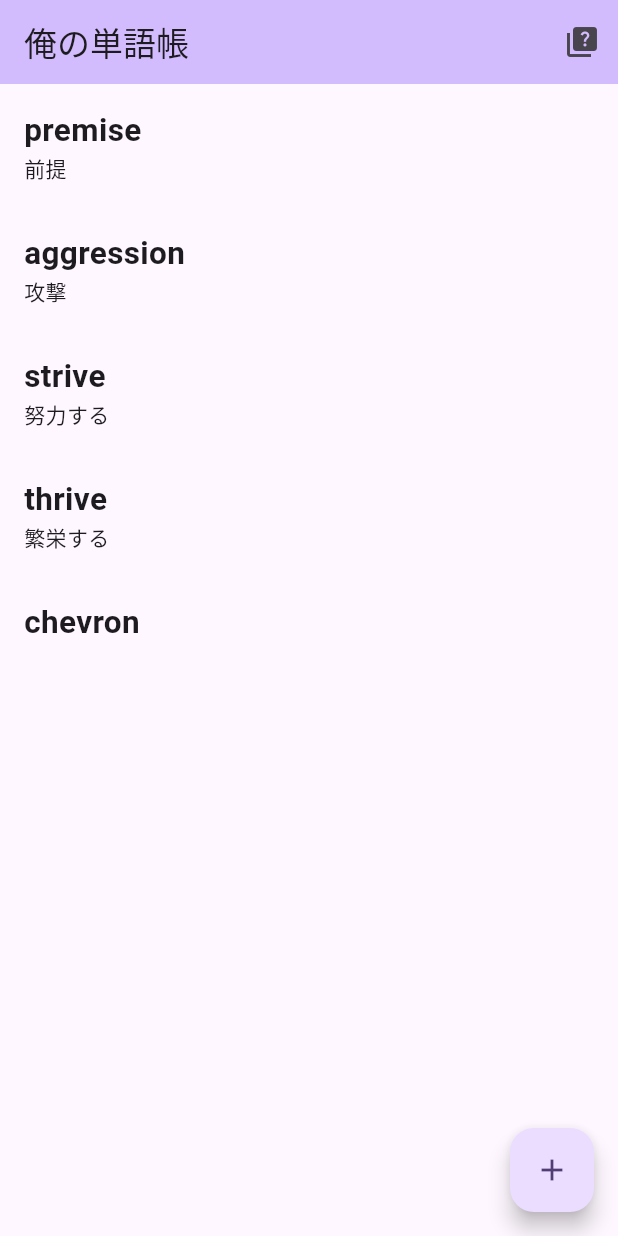
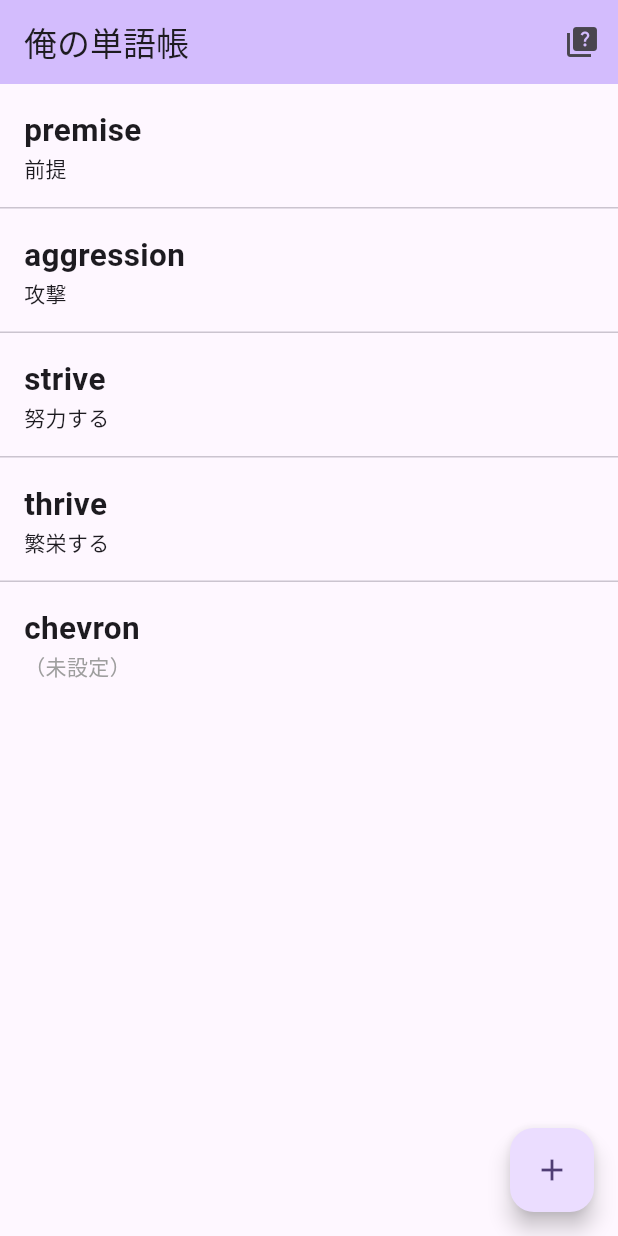
Before and after one commit to ushisantoasobu/FlutterPractice2023, a Flutter app: the screen it shows after launch, on a phone screen of 412 x 824 dp. Run offline on Flutter 3.47's test engine with Material 3 defaults, Android fonts, the phone set to English and light mode, and no system bars; generated files the repository leaves out were written again.

Commit message:
リストにdividerを設定

```diff
--- a/en_words_on_web/lib/page/word_list_page.dart
+++ b/en_words_on_web/lib/page/word_list_page.dart
@@ -46,7 +46,7 @@ class _WordListPageState extends State<WordListPage> {
               icon: const Icon(Icons.quiz))
         ],
       ),
-      body: ListView.builder(
+      body: ListView.separated(
         itemCount: _words.length,
         itemBuilder: (BuildContext context, int index) {
           return WordItemView(
@@ -61,6 +61,9 @@ class _WordListPageState extends State<WordListPage> {
               });
             },
           );
+        },
+        separatorBuilder: (BuildContext context, int index) {
+          return const Divider(height: 1);
         },
       ),
       floatingActionButton: FloatingActionButton(
@@ -103,7 +106,13 @@ class WordItemView extends StatelessWidget {
                   style: const TextStyle(
                       fontSize: 21, fontWeight: FontWeight.bold),
                 ),
-                Text(word.description ?? '')
+                if (word.description != null)
+                  Text(word.description ?? '（未設定）')
+                else
+                  const Text(
+                    '（未設定）',
+                    style: TextStyle(color: Colors.grey),
+                  )
               ],
             )));
   }
```
